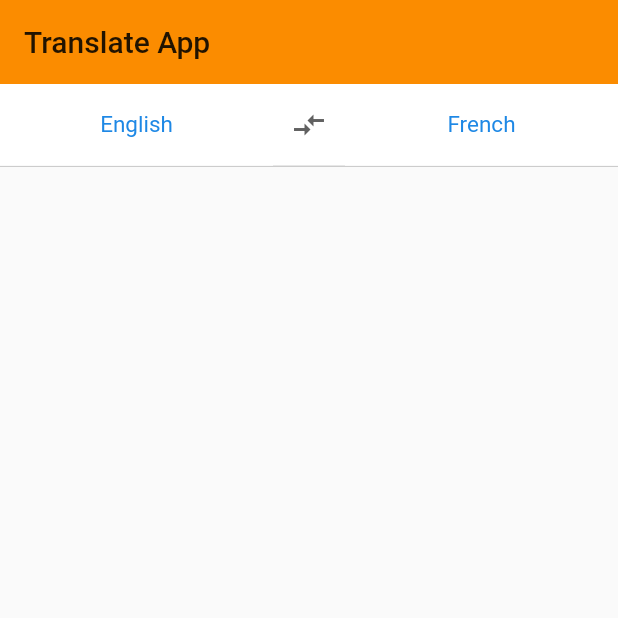
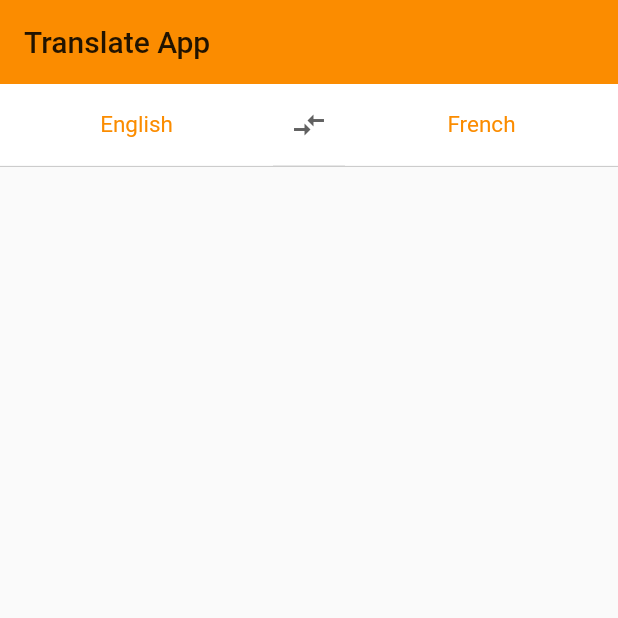
Before and after one commit to butachin/flutter-translation, a Flutter app: the screen it shows after launch, on a phone screen of 412 x 824 dp, the top half of it. Run offline on Flutter 3.47's test engine with Material 2 defaults, Android fonts, the phone set to English and light mode, and no system bars.

Commit message:
[style] language color change

```diff
--- a/lib/components/choose-language.dart
+++ b/lib/components/choose-language.dart
@@ -37,7 +37,7 @@ class _ChooseLanguageState extends State<ChooseLanguage> {
                   child: Text(
                     this._firstLanguage,
                     style: TextStyle(
-                      color: Colors.blue[600],
+                      color: Colors.orange[600],
                       fontSize: 15.0,
                     ),
                   ),
@@ -64,7 +64,7 @@ class _ChooseLanguageState extends State<ChooseLanguage> {
                   child: Text(
                     this._secondLanguage,
                     style: TextStyle(
-                      color: Colors.blue[600],
+                      color: Colors.orange[600],
                       fontSize: 15.0,
                     ),
                   ),
```
